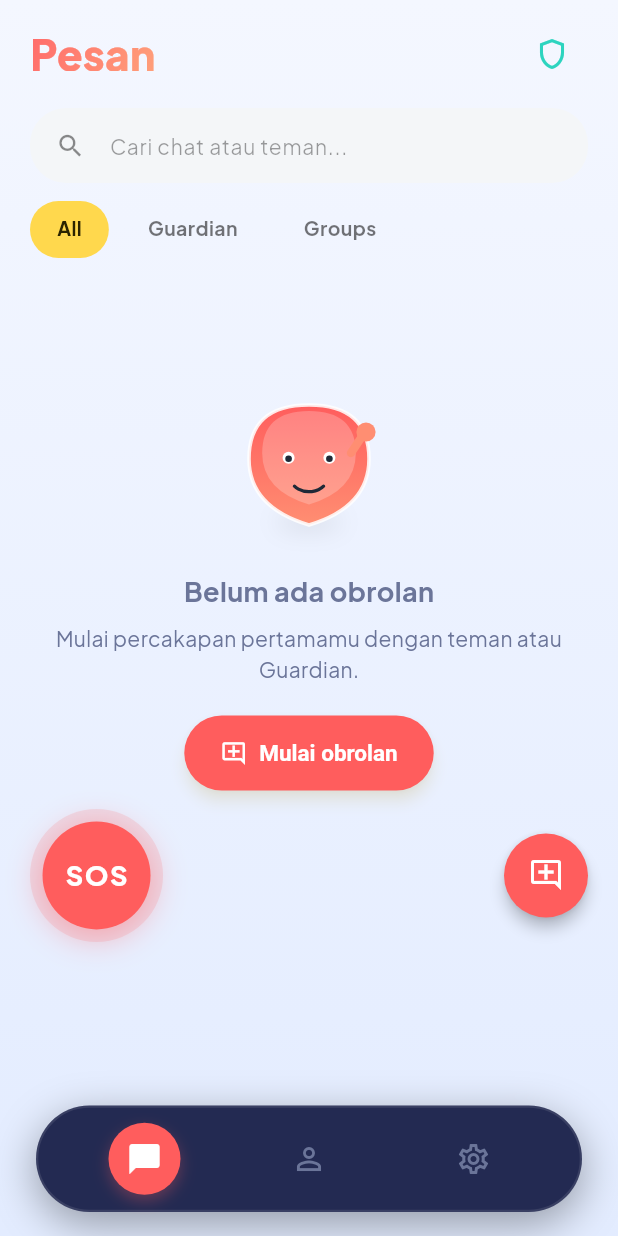
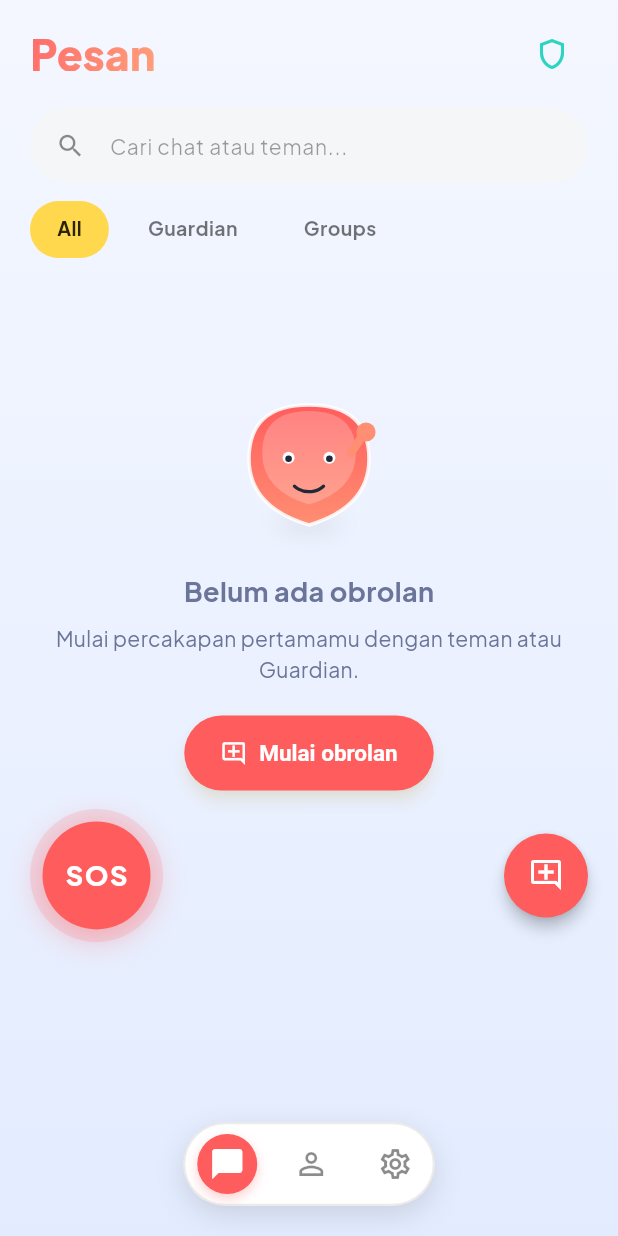
Before and after one commit to tholeteplok/Mekaar_chat, a Flutter app: the MainNavigationScreen screen opened by its route, on a phone screen of 412 x 824 dp. Run offline on Flutter 3.47's test engine with Material 3 defaults, Android fonts, the phone set to English and light mode, and no system bars; our stand-ins replace audioplayers, flutter_dotenv, flutter_map, flutter_riverpod, flutter_secure_storage, google_fonts and 10 more; missing offline and left inert: flutter_webrtc; accounts and stored records are empty.

Commit message:
feat(design): redesign floating bottom navbar to be a compact theme-adaptive capsule

```diff
--- a/lib/features/chat/screens/main_navigation_screen.dart
+++ b/lib/features/chat/screens/main_navigation_screen.dart
@@ -21,13 +21,20 @@ class _MainNavigationScreenState extends State<MainNavigationScreen> {
     SettingsScreen(),
   ];
 
+  static const double z = 24.0; // Icon size (z)
+  static const double activeSize = z + 16.0; // Active container (z + 16 = 40)
+  static const double barHeight = z + 32.0; // Height (z + 32 = 56)
+  static const double barWidth = 3.0 * (z + 32.0); // Total width (3 * 56 = 168)
+
   @override
   Widget build(BuildContext context) {
     final isDark = Theme.of(context).brightness == Brightness.dark;
 
-    // Bottom nav background: surface.cardDark (#232A52) per design.md
-    final navBgColor = MekaarColors.cardDark;
-    final navBorderColor = isDark ? MekaarColors.border.withValues(alpha: 0.1) : Colors.white.withValues(alpha: 0.1);
+    // Theme-adaptive bar background and border per requirements
+    final navBgColor = isDark ? MekaarColors.cardDark : Colors.white;
+    final navBorderColor = isDark
+        ? Colors.white.withValues(alpha: 0.08)
+        : Colors.black.withValues(alpha: 0.08);
 
     return MekaarCanvas(
       child: Scaffold(
@@ -43,30 +50,32 @@ class _MainNavigationScreenState extends State<MainNavigationScreen> {
               ),
             ),
 
-            // Floating Bottom Navigation Bar
+            // Floating Compact Bottom Navigation Bar
             Align(
               alignment: Alignment.bottomCenter,
               child: Container(
-                margin: const EdgeInsets.only(bottom: 16, left: 24, right: 24),
-                padding: const EdgeInsets.symmetric(horizontal: 16, vertical: 10),
+                margin: const EdgeInsets.only(bottom: 20),
+                width: barWidth,
+                height: barHeight,
+                padding: EdgeInsets.zero,
                 decoration: BoxDecoration(
                   color: navBgColor,
                   borderRadius: BorderRadius.circular(100),
                   border: Border.all(color: navBorderColor, width: 1.5),
                   boxShadow: [
                     BoxShadow(
-                      color: Colors.black.withValues(alpha: 0.35),
-                      blurRadius: 24,
-                      offset: const Offset(0, 8),
+                      color: Colors.black.withValues(alpha: isDark ? 0.35 : 0.12),
+                      blurRadius: 16,
+                      offset: const Offset(0, 6),
                     ),
                   ],
                 ),
                 child: Row(
-                  mainAxisAlignment: MainAxisAlignment.spaceAround,
+                  mainAxisAlignment: MainAxisAlignment.spaceEvenly,
                   children: [
-                    _buildNavItem(0, Icons.chat_bubble_outline, Icons.chat_bubble, 'Chat'),
-                    _buildNavItem(1, Icons.person_outline, Icons.person, 'Profil'),
-                    _buildNavItem(2, Icons.settings_outlined, Icons.settings, 'Pengaturan'),
+                    _buildNavItem(0, Icons.chat_bubble_outline, Icons.chat_bubble),
+                    _buildNavItem(1, Icons.person_outline, Icons.person),
+                    _buildNavItem(2, Icons.settings_outlined, Icons.settings),
                   ],
                 ),
               ),
@@ -77,8 +86,11 @@ class _MainNavigationScreenState extends State<MainNavigationScreen> {
     );
   }
 
-  Widget _buildNavItem(int index, IconData inactiveIcon, IconData activeIcon, String label) {
+  Widget _buildNavItem(int index, IconData inactiveIcon, IconData activeIcon) {
     final isActive = _currentIndex == index;
+    final isDark = Theme.of(context).brightness == Brightness.dark;
+
+    final inactiveColor = isDark ? MekaarColors.textMuted : Colors.black45;
 
     return GestureDetector(
       onTap: () {
@@ -89,10 +101,15 @@ class _MainNavigationScreenState extends State<MainNavigationScreen> {
         }
       },
       behavior: HitTestBehavior.opaque,
+      child: SizedBox(
+        width: z + 32.0, // Exactly 56px width per tab
+        height: barHeight, // Exactly 56px height per tab
+        child: Center(
           child: AnimatedContainer(
             duration: const Duration(milliseconds: 200),
             curve: Curves.easeOutCubic,
-        padding: const EdgeInsets.all(12),
+            width: isActive ? activeSize : z,
+            height: isActive ? activeSize : z,
             decoration: BoxDecoration(
               shape: BoxShape.circle,
               color: isActive ? MekaarColors.softCoral : Colors.transparent,
@@ -100,16 +117,20 @@ class _MainNavigationScreenState extends State<MainNavigationScreen> {
                   ? [
                       BoxShadow(
                         color: MekaarColors.softCoral.withValues(alpha: 0.3),
-                    blurRadius: 8,
-                    offset: const Offset(0, 4),
+                        blurRadius: 6,
+                        offset: const Offset(0, 3),
                       )
                     ]
                   : null,
             ),
+            child: Center(
               child: Icon(
                 isActive ? activeIcon : inactiveIcon,
-          color: isActive ? Colors.white : MekaarColors.textMuted,
-          size: 24,
+                color: isActive ? Colors.white : inactiveColor,
+                size: z,
+              ),
+            ),
+          ),
         ),
       ),
     );
```
Lines whose indentation alone changed are shown as unchanged.
